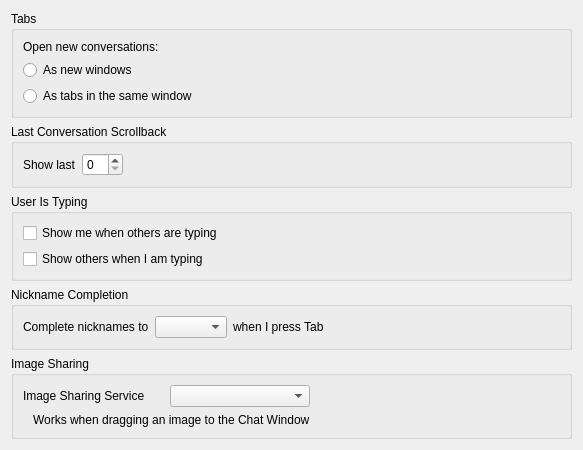
Before: the Qt Designer form config/behavior-config.ui in KDE/ktp-text-ui, drawn with Qt 5.
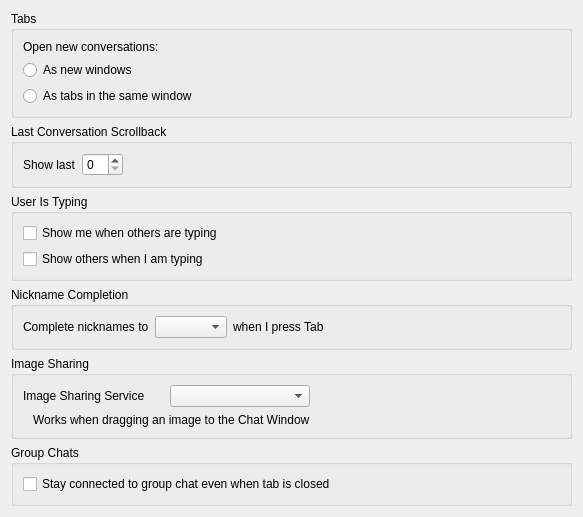
After: the same form once the commit is applied. Custom widgets are drawn as their Qt base class.

Commit message:
Don't leave group chat room when window is closed
When "Don't leave chat room when window is closed" settings is enabled, the
channel is not closed when user closes the tab or window, but is maintained
by TelepathyChatUi. The channel can be left via Conversation -> Leave room
action.

Patch:
```diff
--- a/config/behavior-config.ui
+++ b/config/behavior-config.ui
@@ -189,6 +189,28 @@
      </layout>
     </widget>
    </item>
+   <item>
+    <widget class="QGroupBox" name="groupChatsGroup">
+     <property name="title">
+      <string>Group Chats</string>
+     </property>
+     <layout class="QFormLayout" name="formLayout">
+      <property name="fieldGrowthPolicy">
+       <enum>QFormLayout::ExpandingFieldsGrow</enum>
+      </property>
+      <item row="0" column="0">
+       <widget class="QCheckBox" name="dontLeaveGroupChats">
+        <property name="toolTip">
+         <string extracomment="When enabled, you will remain connected to a chat room even when you close the chat window and you will still receive notifications, for example when someone highlights your name."/>
+        </property>
+        <property name="text">
+         <string>Stay connected to group chat even when tab is closed</string>
+        </property>
+       </widget>
+      </item>
+     </layout>
+    </widget>
+   </item>
    <item>
     <spacer name="verticalSpacer">
      <property name="orientation">
```
The commit also changes 13 other files.
